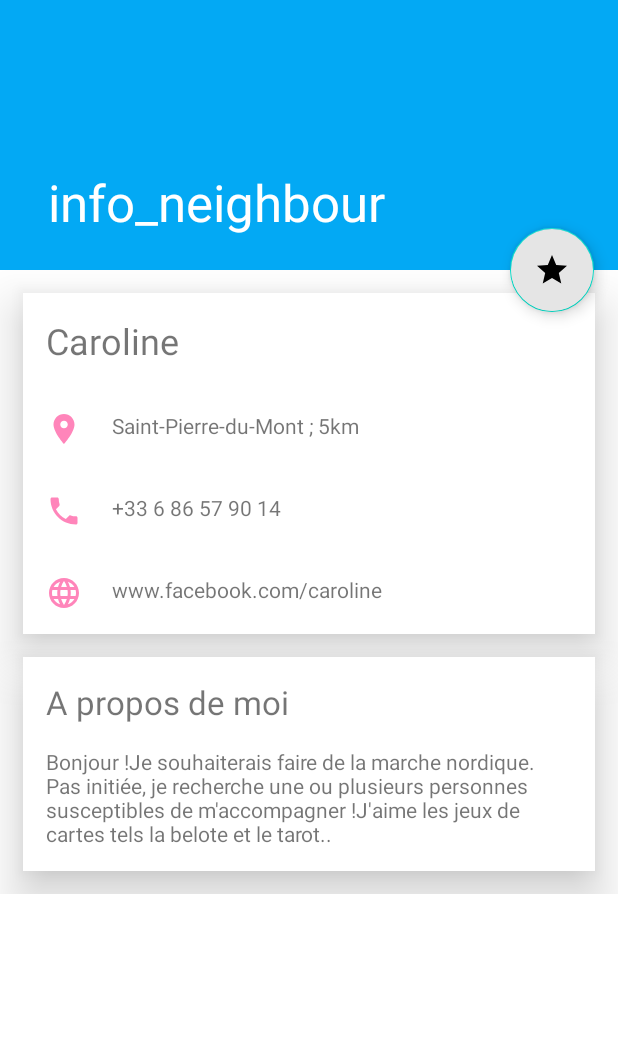
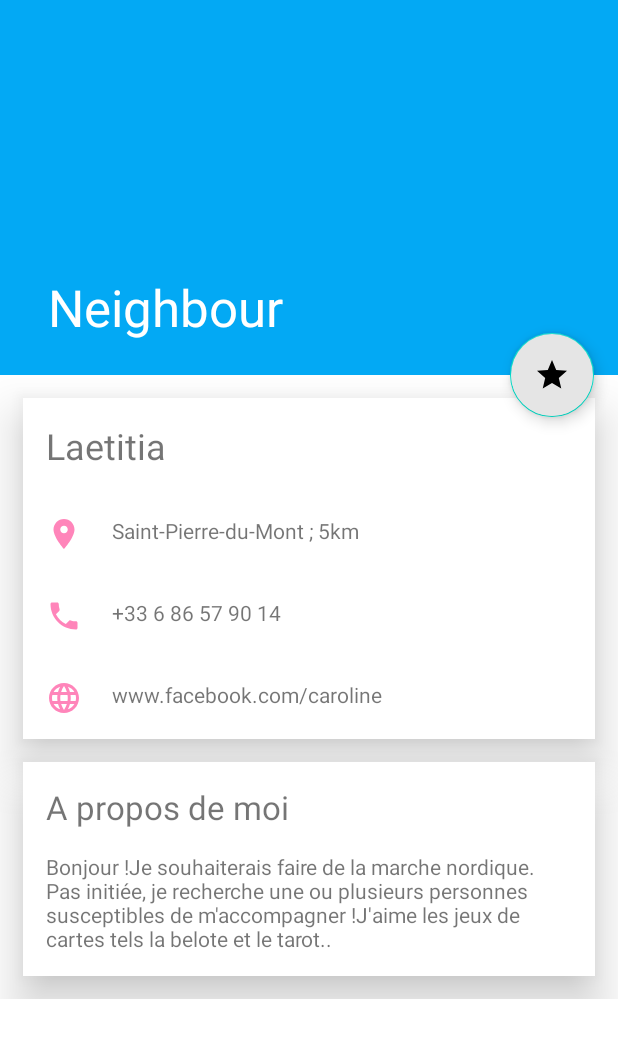
Before and after one commit to flo44190/P3_Entrevoisins, an Android app: the info_neighbour screen opened directly, with no data from a screen before it, on a phone screen of 412 x 824 dp. Shown: the top 1038 px of the screen. Run offline under Robolectric (Android 15) with nearby library versions, the phone set to English and light mode, and no system bars.

Commit message:
Debut code

```diff
--- a/app/src/main/java/com/openclassrooms/entrevoisins/info_neighbour.java
+++ b/app/src/main/java/com/openclassrooms/entrevoisins/info_neighbour.java
@@ -1,13 +1,33 @@
 package com.openclassrooms.entrevoisins;
 
+import android.app.Activity;
+import android.content.Intent;
 import android.os.Bundle;
 import android.support.design.widget.FloatingActionButton;
 import android.support.design.widget.Snackbar;
+import android.support.v4.app.ActivityCompat;
 import android.support.v7.app.AppCompatActivity;
 import android.support.v7.widget.Toolbar;
 import android.view.View;
+import android.widget.TextView;
+
+import com.openclassrooms.entrevoisins.di.DI;
+import com.openclassrooms.entrevoisins.model.Neighbour;
+import com.openclassrooms.entrevoisins.service.NeighbourApiService;
+
+import java.util.List;
 
 public class info_neighbour extends AppCompatActivity {
+
+
+    private TextView mName;
+    private TextView mAdress;
+    private TextView mPhone;
+    private TextView mWeb;
+    private TextView mAbout;
+
+    private NeighbourApiService mApiService;
+    private List<Neighbour> mNeighbours;
 
     @Override
     protected void onCreate(Bundle savedInstanceState) {
@@ -16,13 +36,31 @@ public class info_neighbour extends AppCompatActivity {
         Toolbar toolbar = (Toolbar) findViewById(R.id.toolbar);
         setSupportActionBar(toolbar);
 
-        FloatingActionButton fab = (FloatingActionButton) findViewById(R.id.fab);
-        fab.setOnClickListener(new View.OnClickListener() {
-            @Override
-            public void onClick(View view) {
-                Snackbar.make(view, "Replace with your own action", Snackbar.LENGTH_LONG)
-                        .setAction("Action", null).show();
-            }
-        });
+        mName = (TextView) findViewById(R.id.activity_info_neighbour_name2_tkt);
+        mAdress = (TextView) findViewById(R.id.activity_info_neighbour_adress_txt);
+        mPhone = (TextView) findViewById(R.id.activity_info_neighbour_phone_txt);
+        mWeb = (TextView) findViewById(R.id.activity_info_neightbour_web_txt);
+        mAbout = (TextView) findViewById(R.id.activity_info_neighbour_about_txt);
+        mApiService = DI.getNeighbourApiService();
+        initList();
+        DisplayNeighbour(mNeighbours.get(6));
+
+
+    }
+
+    private void DisplayNeighbour (Neighbour neighbour){
+        mName.setText(neighbour.getName());
+        mAdress.setText(neighbour.getAddress());
+        mPhone.setText(neighbour.getPhoneNumber());
+        mAbout.setText(neighbour.getAboutMe());
+    }
+
+    private void initList() {
+        mNeighbours = mApiService.getNeighbours();
+    }
+
+    public static void navigate(Activity activity) {
+        Intent intent = new Intent(activity, info_neighbour.class);
+        ActivityCompat.startActivity(activity, intent, null);
     }
 }
--- a/app/src/main/java/com/openclassrooms/entrevoisins/ui/neighbour_list/ListNeighbourActivity.java
+++ b/app/src/main/java/com/openclassrooms/entrevoisins/ui/neighbour_list/ListNeighbourActivity.java
@@ -8,6 +8,7 @@ import android.support.v7.widget.Toolbar;
 import android.widget.Button;
 
 import com.openclassrooms.entrevoisins.R;
+import com.openclassrooms.entrevoisins.info_neighbour;
 
 import butterknife.BindView;
 import butterknife.ButterKnife;
@@ -43,4 +44,9 @@ public class ListNeighbourActivity extends AppCompatActivity {
     void addNeighbour() {
         AddNeighbourActivity.navigate(this);
     }
+
+    @OnClick(R.id.info_neighbour)
+    void infoNeighbour() {
+        info_neighbour.navigate(this);
+    }
 }
--- a/app/src/main/res/values/dimens.xml
+++ b/app/src/main/res/values/dimens.xml
@@ -5,5 +5,5 @@
     <dimen name="fab_margin">16dp</dimen>
     <dimen name="appbar_padding_top">8dp</dimen>
     <dimen name="text_margin">16dp</dimen>
-    <dimen name="app_bar_height">180dp</dimen>
+    <dimen name="app_bar_height">250dp</dimen>
 </resources>
--- a/app/src/main/res/values/strings.xml
+++ b/app/src/main/res/values/strings.xml
@@ -92,6 +92,6 @@
         "For example, position the FAB to one side of stream of a cards so the FAB won’t interfere "
         "when a user tries to pick up one of cards.\n\n"
     </string>
-    <string name="title_activity_info_neighbour">info_neighbour</string>
+    <string name="title_activity_info_neighbour">Neighbour</string>
     <string name="action_settings">Settings</string>
 </resources>
```
Also changed, not shown: app/src/main/res/layout/activity_list_neighbour.xml (+9 -0 lines).
